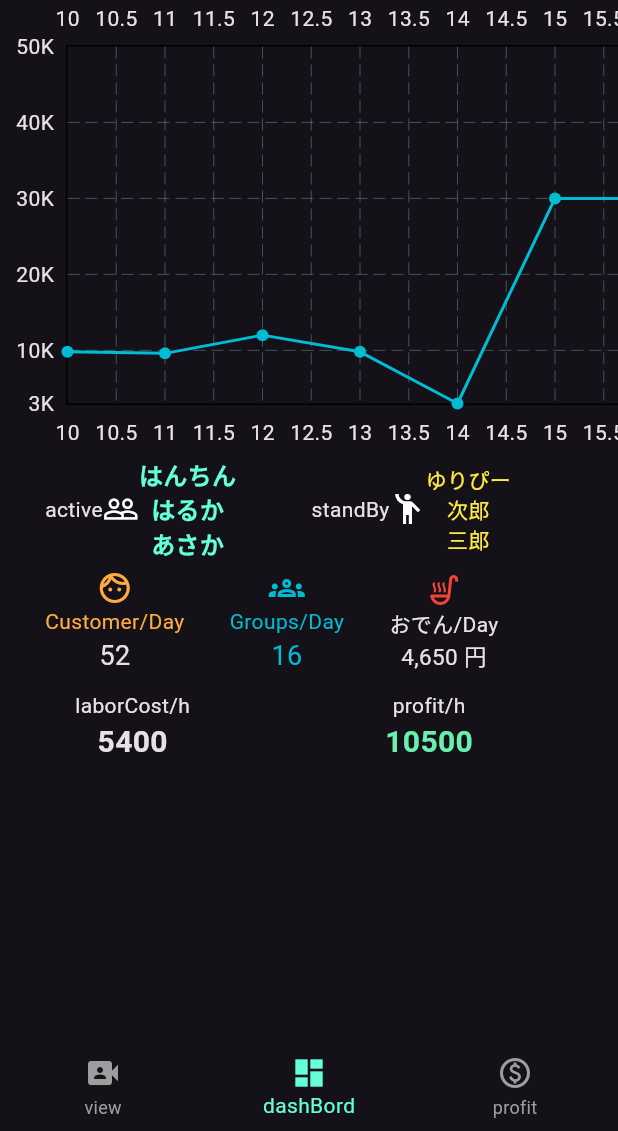
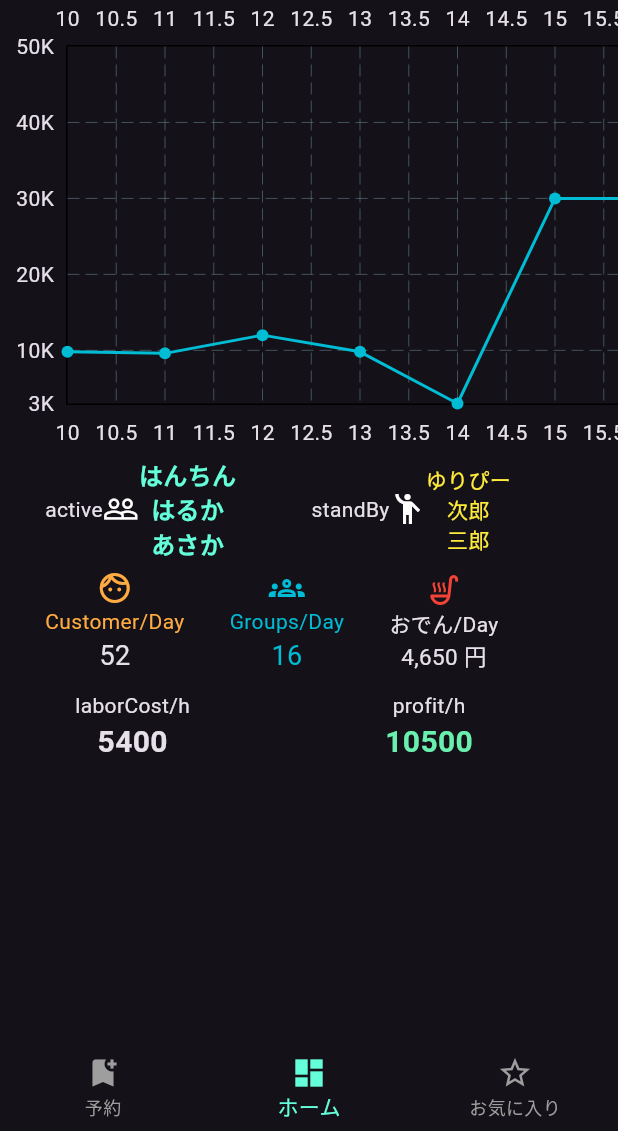
Before and after one commit to key-matrix/toyToiToy, a Flutter app: the AppTop screen opened directly, on a phone screen of 412 x 824 dp, the part 105-1236 px from its top. Run offline on Flutter 3.47's test engine with Material 3 defaults, Android fonts, the phone set to English and light mode, and no system bars; drawn by our look-alikes of fl_chart, marquee; our stand-ins replace flutter_riverpod, settings_ui.

Commit message:
marie_app-mock実装開始前段階-起動確認01

```diff
--- a/lib/view/functions.dart
+++ b/lib/view/functions.dart
@@ -6,11 +6,10 @@ import '../providers.dart';
 String getNotices(WidgetRef ref) {
   List noticeList = ref.watch(noticeListProvider);
   String retString = "";
-  //インデックス番号
-  int i = 0;
+
   // セットした値取り出し
   for (String notice in noticeList) {
-    String ele = "・" + notice;
+    String ele = "・$notice";
     retString = "$ele$retString　";
   }
 
@@ -23,9 +22,8 @@ setNotices(WidgetRef ref, List<String> noticeList) {
   int i = 0;
   // セットした値取り出し
   for (String notice in noticeList) {
-    int Index = i + 1;
-    String ele = Index.toString() + notice; // Dartはダート
-
+    int index = i + 1;
+    String ele = index.toString() + notice; // Dartはダート
   }
 
   // String ntcValue = noticeList.toString();
--- a/lib/view/view_widget/common_widget/parts/drawer.dart
+++ b/lib/view/view_widget/common_widget/parts/drawer.dart
@@ -1,7 +1,7 @@
 import 'package:flutter/material.dart';
 import 'package:flutter_riverpod/flutter_riverpod.dart';
 
-import '../../screen/addmin/settings/setting_top.dart';
+import '../../screen/common_widget/settings/setting_top.dart';
 import '../../screen/login/login_top.dart';
 
 /// 共通Drawer
--- a/lib/view/view_widget/screen/app_top.dart
+++ b/lib/view/view_widget/screen/app_top.dart
@@ -6,9 +6,9 @@ import '../../../providers.dart';
 import '../common_widget/parts/app_bar.dart';
 import '../common_widget/parts/drawer.dart';
 import '../common_widget/parts/modal.dart';
-import 'addmin/camera_view_screen/store_view.dart';
-import 'addmin/dash_board_screen/dash_board_screen.dart';
-import 'addmin/profit/calculation.dart';
+import 'common_widget/booking_screen/booking_screen.dart';
+import 'common_widget/dash_board_screen/dash_board_screen.dart';
+import 'common_widget/favorite_screen/favorite_screen.dart';
 
 /// Appトップ画面［簡易情報表示-売上、バイトメンバー］
 class AppTop extends ConsumerStatefulWidget {
@@ -19,7 +19,12 @@ class AppTop extends ConsumerStatefulWidget {
 }
 
 class _AppTopState extends ConsumerState<AppTop> {
-  static const _screens = [StoreViewing(), DashBoardScreen(), ProfitScreen()];
+  //画面「探す,ホーム,お気に入り」
+  static const _screens = [
+    BookingScreen(),
+    DashBoardScreen(),
+    FavoriteScreen()
+  ];
   int _selectedIndex = 1;
 
   void _onItemTapped(int index) {
@@ -67,13 +72,12 @@ class _AppTopState extends ConsumerState<AppTop> {
           // 非アクティブIconカラー
           items: const <BottomNavigationBarItem>[
             BottomNavigationBarItem(
-                icon: Icon(Icons.video_camera_front), label: 'view'),
+                icon: Icon(Icons.bookmark_add), label: '予約'),
+
+            BottomNavigationBarItem(icon: Icon(Icons.dashboard), label: 'ホーム'),
 
             BottomNavigationBarItem(
-                icon: Icon(Icons.dashboard), label: 'dashBord'),
-
-            BottomNavigationBarItem(
-                icon: Icon(Icons.paid_outlined), label: 'profit'),
+                icon: Icon(Icons.star_border), label: 'お気に入り'),
             // BottomNavigationBarItem(icon: Icon(Icons.person), label: 'アカウント'),
           ],
           type: BottomNavigationBarType.fixed,
--- /dev/null
+++ b/lib/view/view_widget/screen/common_widget/booking_screen/booking_screen.dart
@@ -0,0 +1,14 @@
+import 'package:flutter/material.dart';
+
+///BottomNavi-店内カメラ
+class BookingScreen extends StatelessWidget {
+  const BookingScreen({Key? key}) : super(key: key);
+
+  @override
+  Widget build(BuildContext context) {
+    return const Scaffold(
+      body: Center(child: Text('予約', style: TextStyle(fontSize: 32.0))),
+    );
+  }
+}
+//  YouTube 埋め込みURL　：　<iframe width="731" height="411" src="https://www.youtube.com/embed/QK2mtWjtyDU" title="Best of Acid Jazz and Funky Grooves" frameborder="0" allow="accelerometer; autoplay; clipboard-write; encrypted-media; gyroscope; picture-in-picture" allowfullscreen></iframe>
```
Also changed, not shown: lib/model/user_db.dart (added, +18 -0 lines), lib/view/view_widget/screen/addmin/camera_view_screen/store_view.dart (deleted, +0 -14 lines), lib/view/view_widget/screen/addmin/profit/calculation.dart (deleted, +0 -32 lines), lib/view/view_widget/screen/common_widget/favorite_screen/favorite_screen.dart (added, +32 -0 lines), assets/imgs/app_icon.png (added), lib/view/view_widget/screen/common_widget/dash_board_screen/dash_board_screen.dart (renamed from lib/view/view_widget/screen/addmin/dash_board_screen/dash_board_screen.dart), lib/view/view_widget/screen/common_widget/dash_board_screen/elements/active_memberTxt.dart (renamed from lib/view/view_widget/screen/addmin/dash_board_screen/elements/active_memberTxt.dart), lib/view/view_widget/screen/common_widget/dash_board_screen/elements/hour_cost.dart (renamed from lib/view/view_widget/screen/addmin/dash_board_screen/elements/hour_cost.dart), lib/view/view_widget/screen/common_widget/dash_board_screen/elements/hour_profit.dart (renamed from lib/view/view_widget/screen/addmin/dash_board_screen/elements/hour_profit.dart), lib/view/view_widget/screen/common_widget/settings/inventory/inventory_list_top.dart (renamed from lib/view/view_widget/screen/addmin/settings/inventory/inventory_list_top.dart), lib/view/view_widget/screen/common_widget/settings/setting_top.dart (renamed from lib/view/view_widget/screen/addmin/settings/setting_top.dart).
